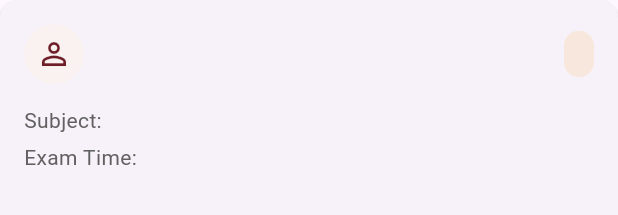
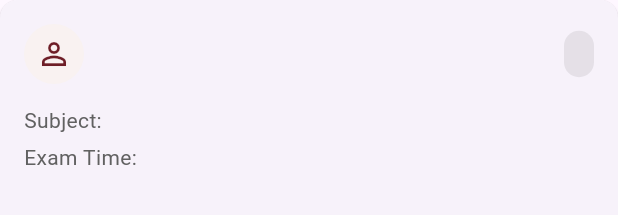
Before and after one commit to raymondmapayo/flutter_exam_permit, a Flutter app: the RequestCard widget shown alone on an empty page, opened directly with empty values, on a phone screen of 412 x 824 dp. Shown: the top 215 px of the screen. Run offline on Flutter 3.47's test engine with Material 3 defaults, Android fonts, the phone set to English and light mode, and no system bars; our stand-ins replace cloud_firestore, curved_labeled_navigation_bar, file_picker, firebase_auth, firebase_core, fl_chart and 2 more; accounts and stored records are empty.

Commit message:
4th commit

```diff
--- a/special_exam_permit/lib/admin/page/requests_page.dart
+++ b/special_exam_permit/lib/admin/page/requests_page.dart
@@ -123,7 +123,7 @@ class RequestsPage extends StatelessWidget {
                       subject: subject,
                       examTime: examTime,
 
-                      // Pass lowercase status
+                      // Firebase status
                       status: status,
 
                       // =================================================
--- a/special_exam_permit/lib/admin/widgets/request_card.dart
+++ b/special_exam_permit/lib/admin/widgets/request_card.dart
@@ -17,9 +17,31 @@ class RequestCard extends StatelessWidget {
     required this.onView,
   });
 
+  // Get color based on request status
+  Color _getStatusColor(String status) {
+    switch (status.toUpperCase()) {
+      case 'APPROVED':
+        return Colors.green.shade700;
+
+      case 'REJECTED':
+      case 'REJECT':
+        return Colors.red.shade700;
+
+      case 'PENDING':
+        return Colors.orange.shade700;
+
+      default:
+        return Colors.grey.shade700;
+    }
+  }
+
   @override
   Widget build(BuildContext context) {
-    final bool isApproved = status == 'Approved';
+    // Always display status in uppercase
+    final String displayStatus = status.toUpperCase();
+
+    // Get status color
+    final Color statusColor = _getStatusColor(displayStatus);
 
     return Card(
       elevation: 1,
@@ -38,7 +60,9 @@ class RequestCard extends StatelessWidget {
                     color: UMTheme.maroon,
                   ),
                 ),
+
                 const SizedBox(width: 12),
+
                 Expanded(
                   child: Text(
                     student,
@@ -48,40 +72,44 @@ class RequestCard extends StatelessWidget {
                     ),
                   ),
                 ),
+
+                // STATUS BADGE
                 Container(
                   padding: const EdgeInsets.symmetric(
                     horizontal: 10,
                     vertical: 5,
                   ),
                   decoration: BoxDecoration(
-                    color: isApproved
-                        ? Colors.green.withOpacity(0.12)
-                        : Colors.orange.withOpacity(0.12),
+                    color: statusColor.withOpacity(0.12),
                     borderRadius: BorderRadius.circular(20),
                   ),
                   child: Text(
-                    status,
+                    displayStatus,
                     style: TextStyle(
-                      color: isApproved
-                          ? Colors.green.shade700
-                          : Colors.orange.shade700,
-                      fontWeight: FontWeight.w600,
+                      color: statusColor,
+                      fontWeight: FontWeight.w700,
                     ),
                   ),
                 ),
               ],
             ),
+
             const SizedBox(height: 14),
+
             Text(
               'Subject: $subject',
               style: TextStyle(color: Colors.grey.shade700),
             ),
+
             const SizedBox(height: 5),
+
             Text(
               'Exam Time: $examTime',
               style: TextStyle(color: Colors.grey.shade700),
             ),
+
             const SizedBox(height: 12),
+
             Align(
               alignment: Alignment.centerRight,
               child: TextButton.icon(
```
